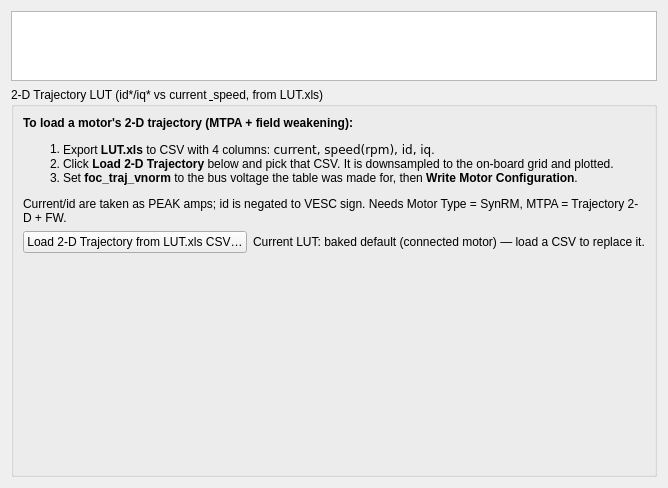
gowrav/vesc_tool, file pages/pagesynrm.ui: the form before one commit.
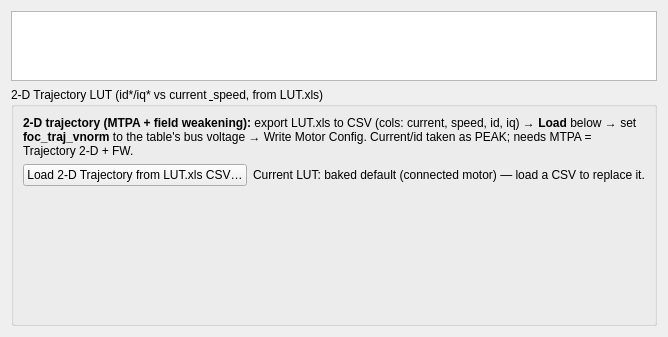
The form after the commit. Custom widgets are drawn as their Qt base class.

Commit message:
synrm_v3: simplify SynRM page (single source) + fix overflow
- parameters_mcconf.xml: SynRM page shows just the position source
  (foc_synrm_src_0), the trim offset, and the encoder->hall learning ERPM —
  removed the mid/high band + changeover rows (single-source firmware).
- pagesynrm.ui: shorter help text, plot min height 220 -> 150, so the page
  no longer overflows. Grouping/display only; signature unchanged.

Patch:
```diff
--- a/pages/pagesynrm.ui
+++ b/pages/pagesynrm.ui
@@ -32,7 +32,7 @@
          <bool>true</bool>
         </property>
         <property name="text">
-         <string>&lt;b&gt;To load a motor's 2-D trajectory (MTPA + field weakening):&lt;/b&gt;&lt;ol&gt;&lt;li&gt;Export &lt;b&gt;LUT.xls&lt;/b&gt; to CSV with 4 columns: &lt;tt&gt;current, speed(rpm), id, iq&lt;/tt&gt;.&lt;/li&gt;&lt;li&gt;Click &lt;b&gt;Load 2-D Trajectory&lt;/b&gt; below and pick that CSV. It is downsampled to the on-board grid and plotted.&lt;/li&gt;&lt;li&gt;Set &lt;b&gt;foc_traj_vnorm&lt;/b&gt; to the bus voltage the table was made for, then &lt;b&gt;Write Motor Configuration&lt;/b&gt;.&lt;/li&gt;&lt;/ol&gt;Current/id are taken as PEAK amps; id is negated to VESC sign. Needs Motor Type = SynRM, MTPA = Trajectory 2-D + FW.</string>
+         <string>&lt;b&gt;2-D trajectory (MTPA + field weakening):&lt;/b&gt; export LUT.xls to CSV (cols: current, speed, id, iq) → &lt;b&gt;Load&lt;/b&gt; below → set &lt;b&gt;foc_traj_vnorm&lt;/b&gt; to the table's bus voltage → Write Motor Config. Current/id taken as PEAK; needs MTPA = Trajectory 2-D + FW.</string>
         </property>
        </widget>
       </item>
@@ -81,7 +81,7 @@
         <property name="minimumSize">
          <size>
           <width>0</width>
-          <height>220</height>
+          <height>150</height>
          </size>
         </property>
        </widget>
```
The commit also changes 1 other file.
